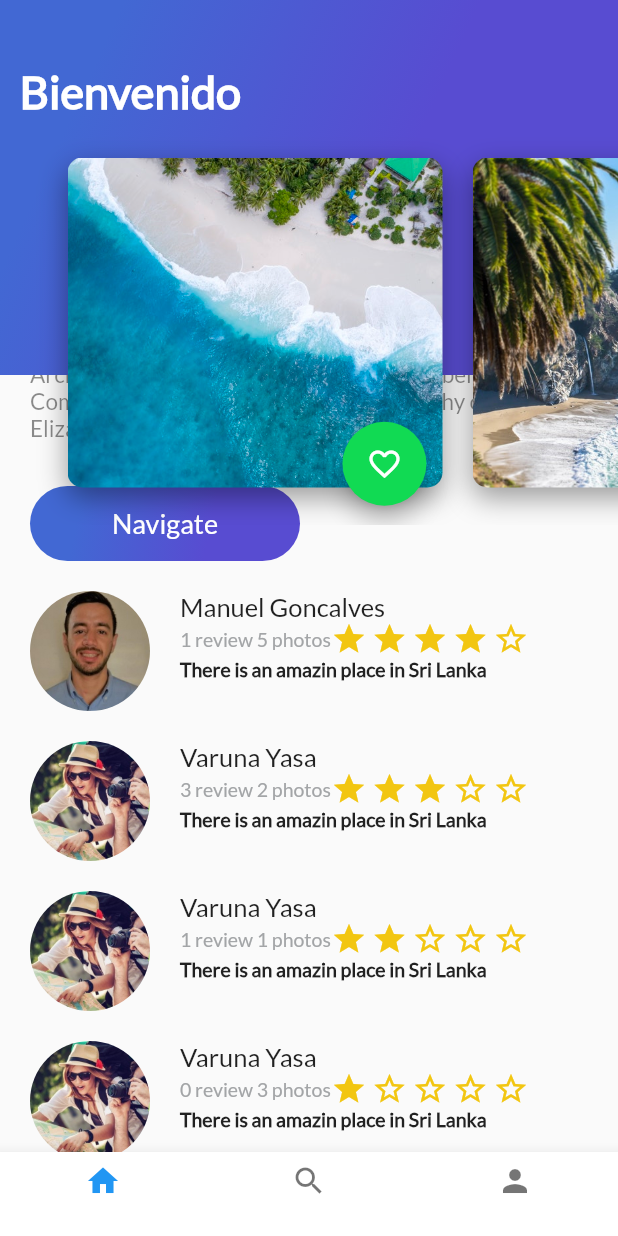
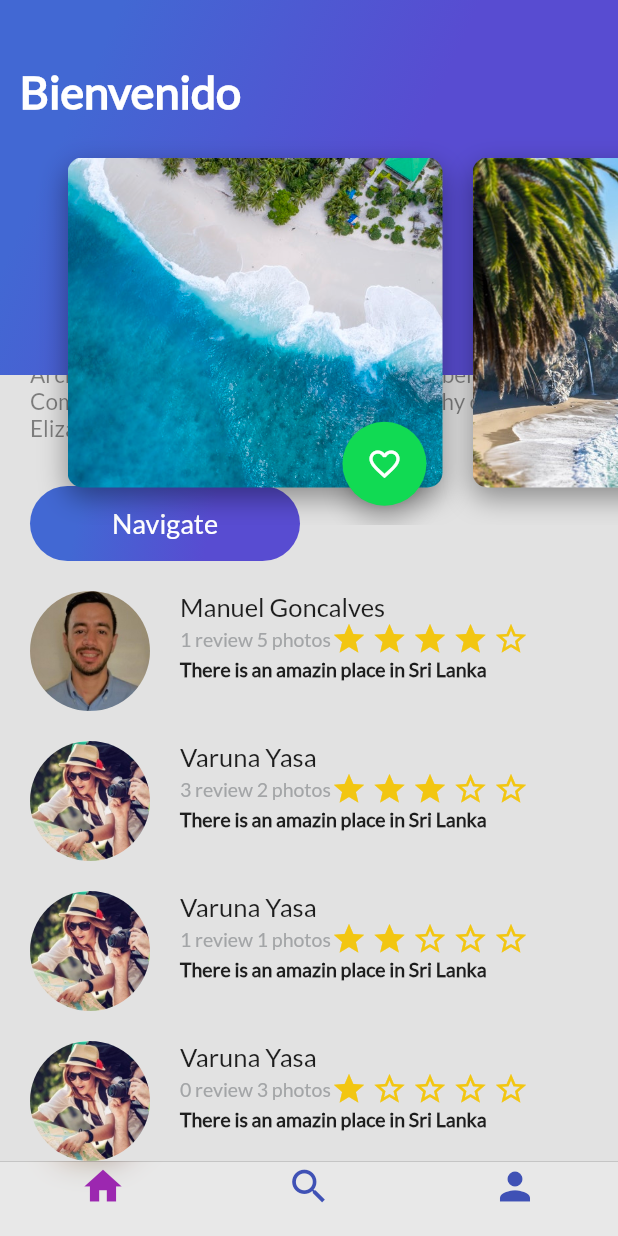
Before and after one commit to Manuel28G/PlatziFlutter, a Flutter app: the screen it shows after launch, scrolled down 167 dp, on a phone screen of 412 x 824 dp. Run offline on Flutter 3.47's test engine with Material 2 defaults, Android fonts, the phone set to English and light mode, and no system bars.

Commit message:
Added transparence to navigation bar as cupertino style

```diff
--- a/lib/main.dart
+++ b/lib/main.dart
@@ -1,4 +1,5 @@
 import 'package:com/platzi_trips.dart';
+import 'package:com/platzi_trips_cupertino.dart';
 import 'package:flutter/material.dart';
 
 void main() => runApp(MyApp());
@@ -14,7 +15,7 @@ class MyApp extends StatelessWidget {
         fontFamily: "Lato",
         primarySwatch: Colors.blue,
       ),
-      home: PlatziTrips()
+      home: PlatziTripsCupertino()
     );
   }
 }
--- a/lib/platzi_trips.dart
+++ b/lib/platzi_trips.dart
@@ -2,6 +2,7 @@ import 'package:com/home_trips.dart';
 import 'package:com/profile_trips.dart';
 import 'package:com/search_trips.dart';
 import 'package:flutter/material.dart';
+import 'package:flutter/cupertino.dart';
 
 class PlatziTrips extends StatefulWidget{
 
--- /dev/null
+++ b/lib/platzi_trips_cupertino.dart
@@ -0,0 +1,59 @@
+
+import 'package:com/profile_trips.dart';
+import 'package:com/search_trips.dart';
+import 'package:flutter/cupertino.dart';
+import 'package:flutter/material.dart';
+
+import 'home_trips.dart';
+
+class PlatziTripsCupertino extends StatelessWidget{
+  @override
+  Widget build(BuildContext context) {
+    return Scaffold(
+        bottomNavigationBar: CupertinoTabScaffold(
+          tabBuilder: (BuildContext context, int index) {
+            switch (index) {
+              case 0:
+                return CupertinoTabView(
+                  builder: (BuildContext context) => HomeTrips(),
+                );
+                break;
+              case 1:
+                return CupertinoTabView(
+                  builder: (BuildContext context) => SearchTrips(),
+                );
+                break;
+              case 2:
+                return CupertinoTabView(
+                  builder: (BuildContext context) => ProfileTrips(),
+                );
+                break;
+            }
+            return null;
+          },
+          tabBar: CupertinoTabBar(
+            activeColor: Colors.cyanAccent,
+              backgroundColor: Colors.white.withAlpha(50),
+              items: [
+              BottomNavigationBarItem(
+                  icon: Icon(Icons.home, color: Colors.indigo),
+                  title: Text(""),
+                  activeIcon: Icon(Icons.home, color: Colors.purple,)
+              ),
+              BottomNavigationBarItem(
+                  icon: Icon(Icons.search, color: Colors.indigo),
+                  title: Text(""),
+                  activeIcon: Icon(Icons.search, color: Colors.purple,)
+              ),
+              BottomNavigationBarItem(
+                  icon: Icon(Icons.person, color: Colors.indigo),
+                  title: Text(""),
+                  activeIcon: Icon(Icons.person, color: Colors.purple,)
+              ),
+            ]
+          ),
+        )
+    );
+  }
+
+}
```
